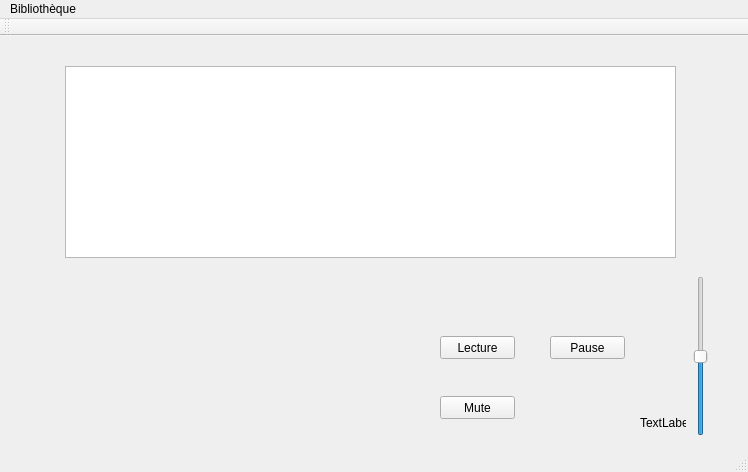
Above: AudioGeek/mainwindow.ui from MacMaty/AudioGeek before the change. Below: the same form after it.
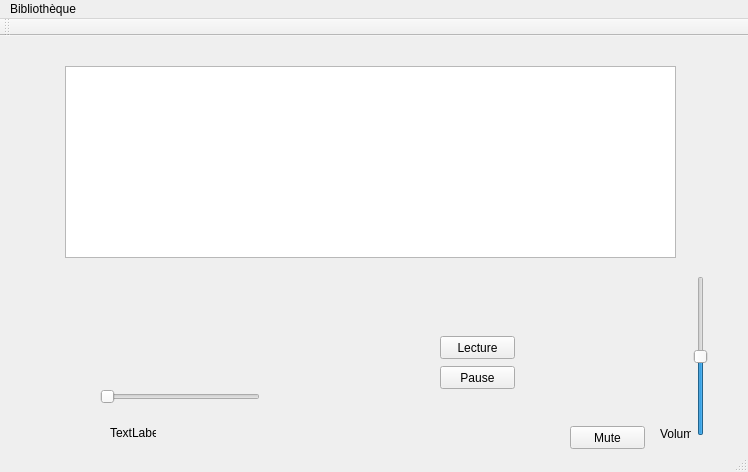
That is the form after the change.

```diff
--- a/AudioGeek/mainwindow.ui
+++ b/AudioGeek/mainwindow.ui
@@ -17,8 +17,8 @@
    <widget class="QPushButton" name="pause_btn">
     <property name="geometry">
      <rect>
-      <x>550</x>
-      <y>300</y>
+      <x>440</x>
+      <y>330</y>
       <width>75</width>
       <height>23</height>
      </rect>
@@ -66,8 +66,8 @@
    <widget class="QPushButton" name="mute_btn">
     <property name="geometry">
      <rect>
-      <x>440</x>
-      <y>360</y>
+      <x>570</x>
+      <y>390</y>
       <width>75</width>
       <height>23</height>
      </rect>
@@ -101,8 +101,40 @@
    <widget class="QLabel" name="volume_lbl">
     <property name="geometry">
      <rect>
-      <x>640</x>
-      <y>380</y>
+      <x>660</x>
+      <y>390</y>
+      <width>31</width>
+      <height>16</height>
+     </rect>
+    </property>
+    <property name="text">
+     <string>Volume</string>
+    </property>
+   </widget>
+   <widget class="QSlider" name="horizontalSlider">
+    <property name="geometry">
+     <rect>
+      <x>100</x>
+      <y>350</y>
+      <width>160</width>
+      <height>22</height>
+     </rect>
+    </property>
+    <property name="maximum">
+     <number>10000</number>
+    </property>
+    <property name="pageStep">
+     <number>1000</number>
+    </property>
+    <property name="orientation">
+     <enum>Qt::Horizontal</enum>
+    </property>
+   </widget>
+   <widget class="QLabel" name="lbl_horizontal">
+    <property name="geometry">
+     <rect>
+      <x>110</x>
+      <y>390</y>
       <width>46</width>
       <height>13</height>
      </rect>
```
